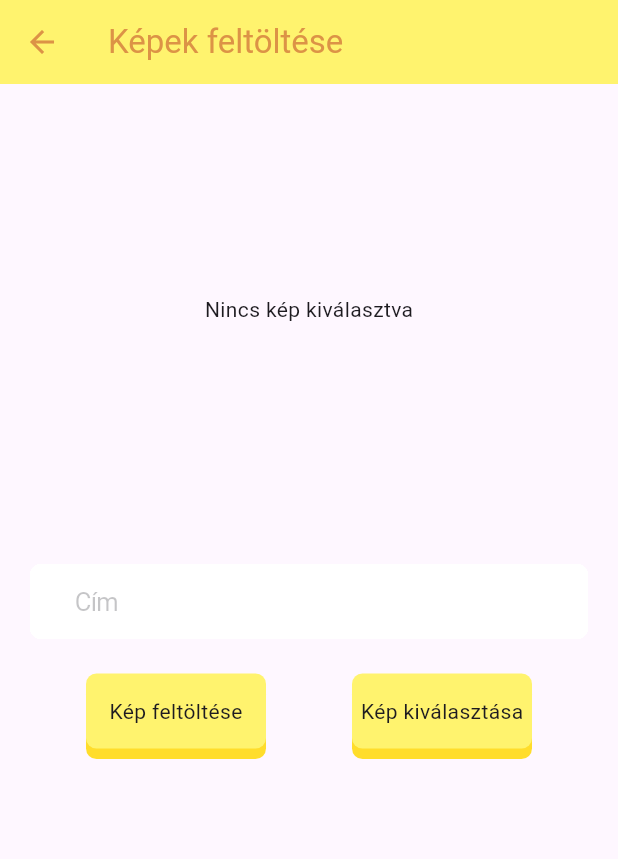
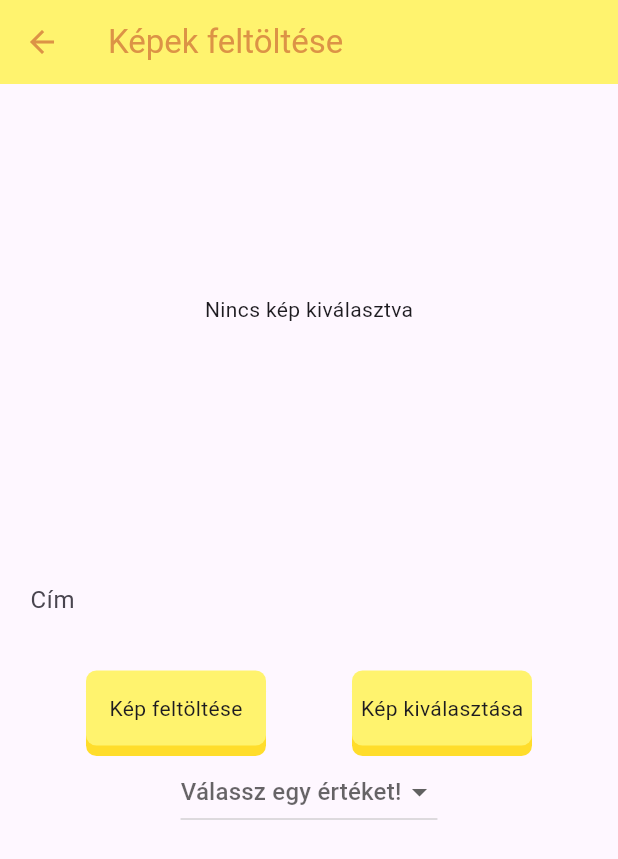
Before and after one commit to TomiSzabo00/TiszAppFlutter, a Flutter app: the UploadPicturesScreen screen opened directly, on a phone screen of 412 x 824 dp. Shown: the top 859 px of the screen. Run offline on Flutter 3.47's test engine with Material 2 defaults, Android fonts, the phone set to English and light mode, and no system bars; our stand-ins replace auto_size_text, equatable, firebase_auth, firebase_core, firebase_database, firebase_messaging and 10 more; missing offline and left inert: battery_info; accounts and stored records are empty; network calls fail.

Commit message:
kep feltoltes feature

```diff
--- a/lib/views/upload_pictures_screen.dart
+++ b/lib/views/upload_pictures_screen.dart
@@ -16,7 +16,8 @@ class _UploadPicturesScreenState extends State<UploadPicturesScreen> {
   PicturesViewModel _viewModel = PicturesViewModel();
   final _titleController = TextEditingController();
   XFile? image;
-
+  bool notEmpty = false;
+  dynamic dropdownValue = null;
   @override
   void initState() {
     super.initState();
@@ -27,6 +28,23 @@ class _UploadPicturesScreenState extends State<UploadPicturesScreen> {
     });
   }
 
+  String? isValid(String? value) {
+    if (value == null || value.isEmpty) {
+      return null;
+    } else {
+      return null;
+    }
+  }
+
+  void dropdownCallback(dynamic selectedValue) {
+    if (selectedValue is String) {
+      setState(() {
+        dropdownValue = selectedValue;
+      });
+    }
+  }
+
+  final _formKey = GlobalKey<FormState>();
   @override
   Widget build(BuildContext context) {
     return Scaffold(
@@ -46,17 +64,28 @@ class _UploadPicturesScreenState extends State<UploadPicturesScreen> {
                   ),
           ),
           Padding(
-              padding: const EdgeInsets.all(20),
-              child: InputField(
-                controller: _titleController,
-                placeholder: "Cím",
-              )),
+            padding: const EdgeInsets.all(20),
+            child: Form(
+              key: _formKey,
+              child: TextFormField(
+                  controller: _titleController,
+                  decoration: const InputDecoration(
+                      border: InputBorder.none, hintText: "Cím"),
+                  validator: isValid),
+            ),
+          ),
           Row(
             mainAxisAlignment: MainAxisAlignment.spaceEvenly,
             children: [
               Button3D(
                 onPressed: () async {
-                  _viewModel.uploadPicture(_titleController.text);
+                  if (_formKey.currentState!.validate()) {
+                    _viewModel.uploadPicture(
+                        _titleController.text, true, dropdownValue);
+                  } else {
+                    _viewModel.uploadPicture(
+                        _titleController.text, false, dropdownValue);
+                  }
                 },
                 child: const Text("Kép feltöltése"),
               ),
@@ -77,6 +106,19 @@ class _UploadPicturesScreenState extends State<UploadPicturesScreen> {
               ),
             ],
           ),
+          SizedBox(
+            height: 50,
+            child: DropdownButton(
+                hint: const Text("Válassz egy értéket!"),
+                items: ['yellow', 'brown', 'silver'].map((String value) {
+                  return DropdownMenuItem(
+                    value: value,
+                    child: Text(value),
+                  );
+                }).toList(),
+                value: dropdownValue,
+                onChanged: dropdownCallback),
+          ),
         ],
       )),
     );
--- a/lib/widgets/text_item.dart
+++ b/lib/widgets/text_item.dart
@@ -20,7 +20,7 @@ class TextItem extends StatelessWidget {
             height: (MediaQuery.of(context).size.width - 10) / 5,
             child: Padding(
               padding: const EdgeInsets.all(10),
-              child: Text(text.text),
+              child: SelectableText(text.text),
             ),
           ),
           const Divider(
```
Also changed, not shown: lib/services/storage_service.dart (+4 -3 lines), lib/viewmodels/pictures_viewmodel.dart (+18 -3 lines), 4 other files.
